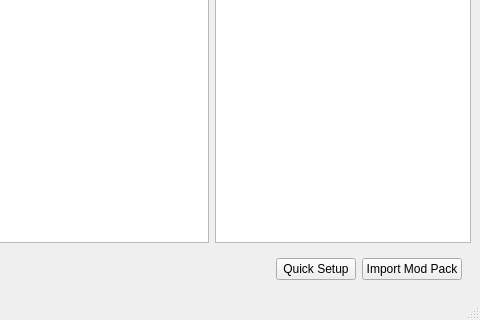
Before: the Qt Designer form mainwindow.ui in FortuneStreetModding/csmm-qt, drawn with Qt 5; both pictures show x 800 to 1280 and y 400 to 720 of the 1280 by 720 pixel window.
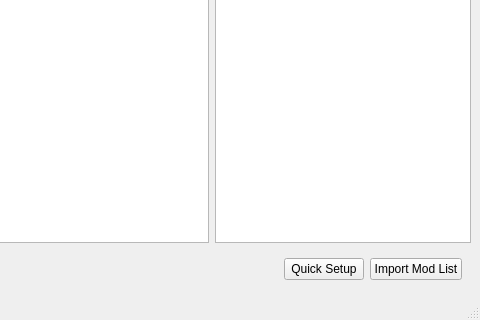
After: the same form once the commit is applied. Custom widgets are drawn as their Qt base class.

Commit message: update mod pack -> mod list in ui

The edit to the form file:
```diff
--- a/mainwindow.ui
+++ b/mainwindow.ui
@@ -103,7 +103,7 @@
        <item>
         <widget class="QPushButton" name="importModPack">
          <property name="text">
-          <string>Import Mod Pack</string>
+          <string>Import Mod List</string>
          </property>
         </widget>
        </item>
```
The commit also changes 2 other files.
